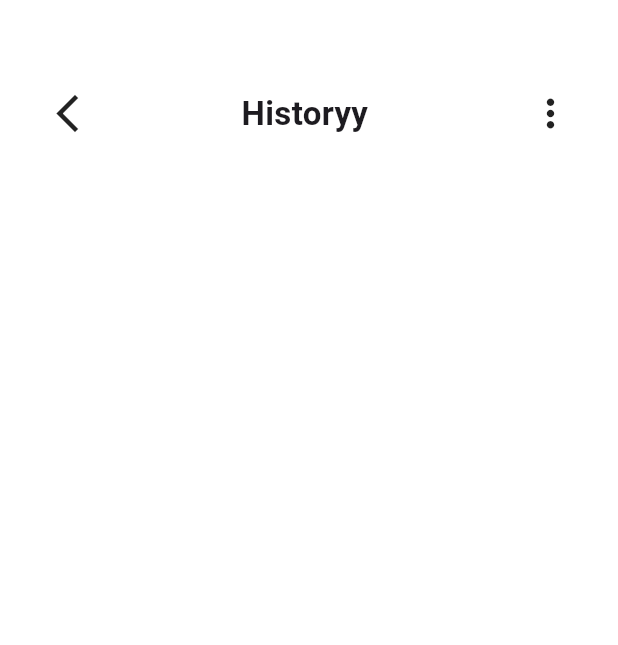
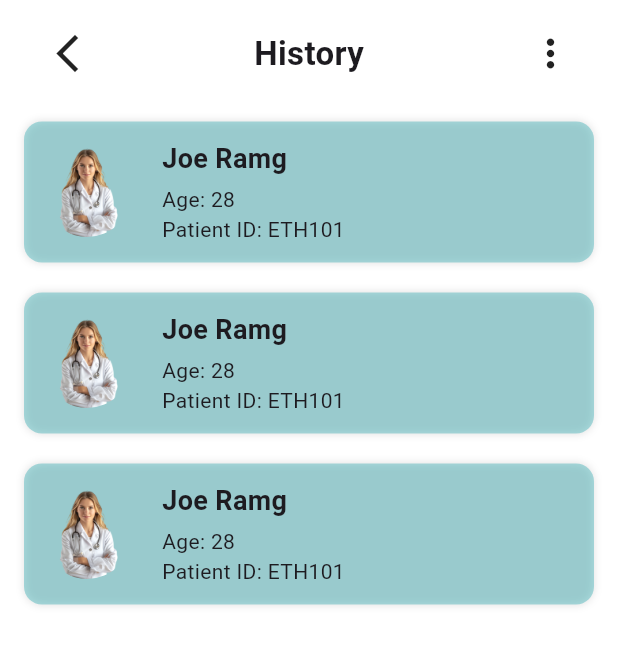
Before and after one commit to admin123KK/merodoctor555, a Flutter app: the Historyorsavedpage screen opened directly, on a phone screen of 412 x 824 dp. Shown: the top 645 px of the screen. Run offline on Flutter 3.47's test engine with Material 3 defaults, Android fonts, the phone set to English and light mode, and no system bars; our stand-ins replace file_picker, image_picker.

Commit message:
history saved startup

```diff
--- a/lib/historyorsavedpage.dart
+++ b/lib/historyorsavedpage.dart
@@ -8,39 +8,103 @@ class Historyorsavedpage extends StatefulWidget {
 }
 
 class _HistoryorsavedpageState extends State<Historyorsavedpage> {
+  final List<Map<String, dynamic>> patients = [
+    {
+      'name': 'Joe Ramg',
+      'age': 28,
+      "id": 'ETH101',
+      'image': 'assets/image/startpage1.png'
+    },
+    {
+      'name': 'Joe Ramg',
+      'age': 28,
+      "id": 'ETH101',
+      'image': 'assets/image/startpage1.png'
+    },
+    {
+      'name': 'Joe Ramg',
+      'age': 28,
+      "id": 'ETH101',
+      'image': 'assets/image/startpage1.png'
+    }
+  ];
+
   @override
   Widget build(BuildContext context) {
     return Scaffold(
       backgroundColor: Colors.white,
-      body: Column(
+      body: SafeArea(
+        child: Column(
           children: [
             Padding(
-            padding: EdgeInsets.symmetric(horizontal: 30, vertical: 60),
+              padding: const EdgeInsets.symmetric(horizontal: 30, vertical: 20),
               child: Row(
                 mainAxisAlignment: MainAxisAlignment.spaceBetween,
                 children: [
                   InkWell(
-                  onTap: () {
-                    Navigator.pop(context);
-                  },
-                  child: const Icon(
-                    Icons.arrow_back_ios_new,
-                    size: 30,
+                    onTap: () => Navigator.pop(context),
+                    child: const Icon(Icons.arrow_back_ios_new, size: 30),
+                  ),
+                  const Text(
+                    'History',
+                    style: TextStyle(fontWeight: FontWeight.bold, fontSize: 22),
+                  ),
+                  const Icon(Icons.more_vert, size: 30),
+                ],
               ),
             ),
-                const Text(
-                  'Historyy ',
-                  style: TextStyle(fontWeight: FontWeight.bold, fontSize: 22),
+            Expanded(
+              child: ListView.builder(
+                itemCount: patients.length,
+                itemBuilder: (context, index) {
+                  final patient = patients[index];
+                  return Container(
+                    margin: const EdgeInsets.symmetric(
+                        horizontal: 16, vertical: 10),
+                    padding: const EdgeInsets.all(12),
+                    decoration: BoxDecoration(
+                      color: const Color.fromARGB(93, 28, 165, 172),
+                      borderRadius: BorderRadius.circular(12),
+                      boxShadow: [
+                        BoxShadow(color: Colors.grey.shade300, blurRadius: 4)
+                      ],
                     ),
-                const Icon(
-                  Icons.more_vert,
-                  size: 30,
-                )
+                    child: Row(
+                      children: [
+                        ClipRRect(
+                          borderRadius: BorderRadius.circular(40),
+                          child: Image.asset(
+                            patient['image'],
+                            height: 60,
+                            width: 60,
+                            fit: BoxFit.cover,
+                          ),
+                        ),
+                        const SizedBox(width: 20), // FIXED: horizontal space
+                        Expanded(
+                          child: Column(
+                            crossAxisAlignment: CrossAxisAlignment.start,
+                            children: [
+                              Text(
+                                patient['name'],
+                                style: const TextStyle(
+                                    fontWeight: FontWeight.bold, fontSize: 18),
+                              ),
+                              const SizedBox(height: 4),
+                              Text('Age: ${patient['age']}'),
+                              Text('Patient ID: ${patient['id']}'),
                             ],
                           ),
                         )
                       ],
                     ),
                   );
+                },
+              ),
+            ),
+          ],
+        ),
+      ),
+    );
   }
 }
```
Lines whose indentation alone changed are shown as unchanged.
